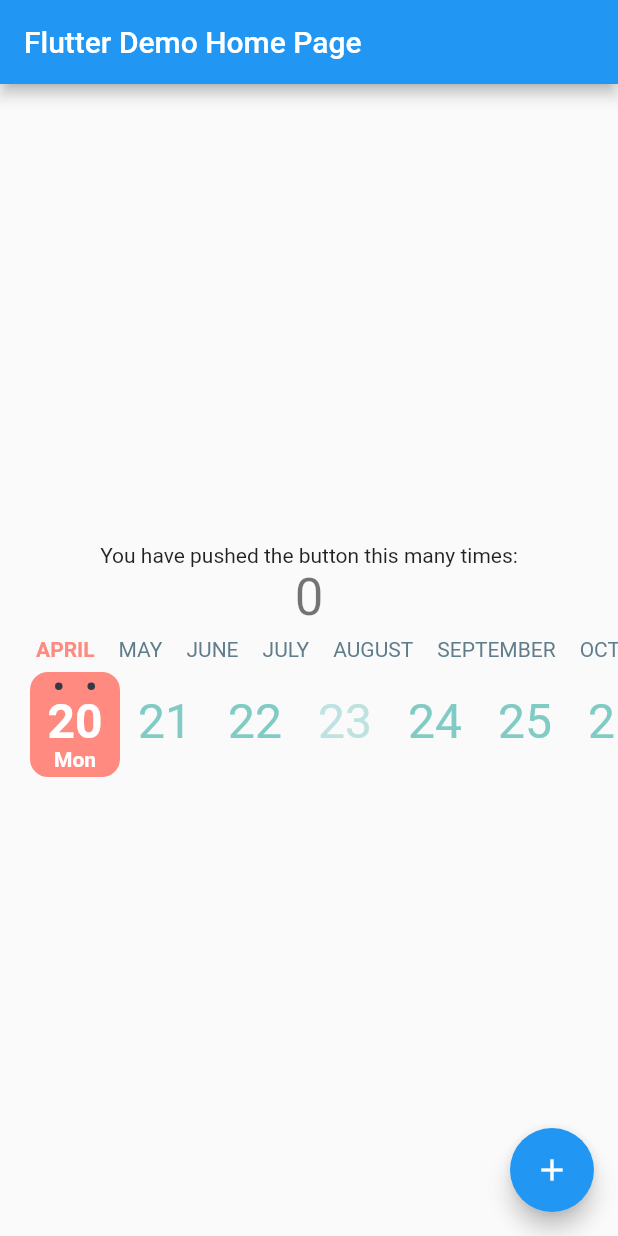
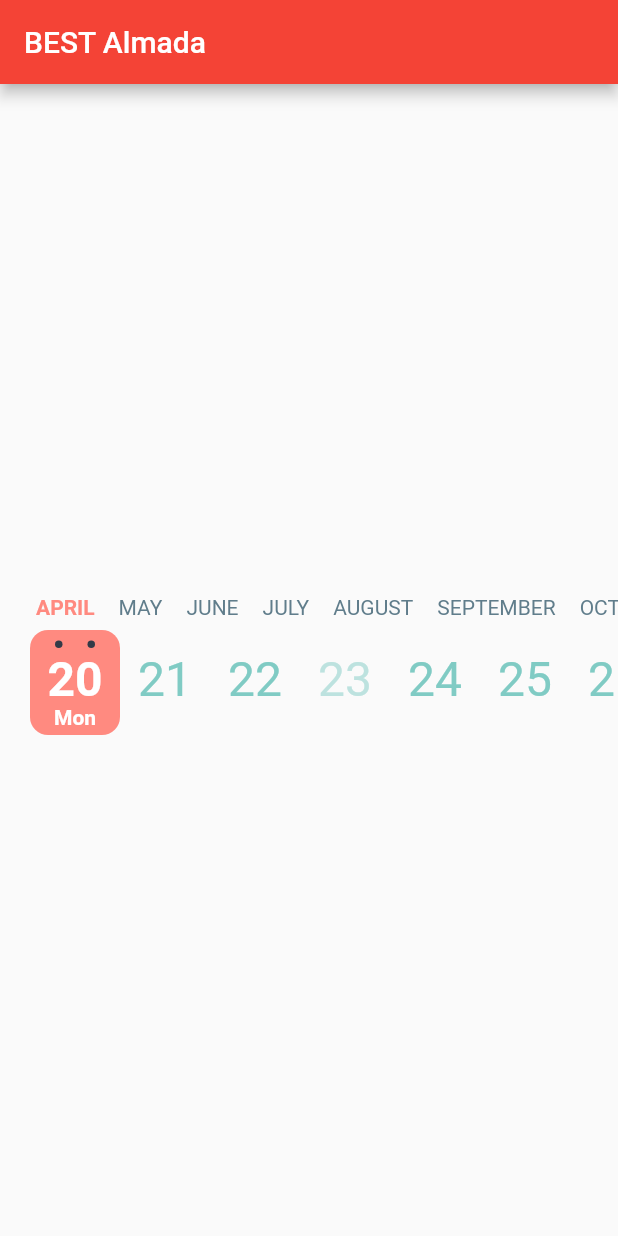
Before and after one commit to BEST-ALMADA/EBEC-APP-FRONTEND, a Flutter app: the screen it shows after launch, on a phone screen of 412 x 824 dp. Run offline on Flutter 3.47's test engine with Material 2 defaults, Android fonts, the phone set to English and light mode, and no system bars; drawn by our look-alikes of scrollable_positioned_list.

Commit message:
Dia 29 - Parte 1

```diff
--- /dev/null
+++ b/lib/Screen/homePage.dart
@@ -0,0 +1,76 @@
+import 'package:flutter/material.dart';
+import '../calendar_timeline.dart';
+
+class MyHomePage extends StatefulWidget {
+  const MyHomePage({Key? key, required this.title}) : super(key: key);
+
+  // This widget is the home page of your application. It is stateful, meaning
+  // that it has a State object (defined below) that contains fields that affect
+  // how it looks.
+
+  // This class is the configuration for the state. It holds the values (in this
+  // case the title) provided by the parent (in this case the App widget) and
+  // used by the build method of the State. Fields in a Widget subclass are
+  // always marked "final".
+
+  final String title;
+
+  @override
+  State<MyHomePage> createState() => _MyHomePageState();
+}
+
+class _MyHomePageState extends State<MyHomePage> {
+  @override
+  Widget build(BuildContext context) {
+    // This method is rerun every time setState is called, for instance as done
+    // by the _incrementCounter method above.
+    //
+    // The Flutter framework has been optimized to make rerunning build methods
+    // fast, so that you can just rebuild anything that needs updating rather
+    // than having to individually change instances of widgets.
+    return Scaffold(
+      appBar: AppBar(
+        // Here we take the value from the MyHomePage object that was created by
+        // the App.build method, and use it to set our appbar title.
+        title: Text(widget.title),
+      ),
+      body: Center(
+        // Center is a layout widget. It takes a single child and positions it
+        // in the middle of the parent.
+        child: Column(
+          // Column is also a layout widget. It takes a list of children and
+          // arranges them vertically. By default, it sizes itself to fit its
+          // children horizontally, and tries to be as tall as its parent.
+          //
+          // Invoke "debug painting" (press "p" in the console, choose the
+          // "Toggle Debug Paint" action from the Flutter Inspector in Android
+          // Studio, or the "Toggle Debug Paint" command in Visual Studio Code)
+          // to see the wireframe for each widget.
+          //
+          // Column has various properties to control how it sizes itself and
+          // how it positions its children. Here we use mainAxisAlignment to
+          // center the children vertically; the main axis here is the vertical
+          // axis because Columns are vertical (the cross axis would be
+          // horizontal).
+          mainAxisAlignment: MainAxisAlignment.center,
+          children: <Widget>[
+            CalendarTimeline(
+              initialDate: DateTime(2020, 4, 20),
+              firstDate: DateTime(2019, 1, 15),
+              lastDate: DateTime(2020, 11, 20),
+              onDateSelected: (date) => print(date),
+              leftMargin: 20,
+              monthColor: Colors.blueGrey,
+              dayColor: Colors.teal[200],
+              activeDayColor: Colors.white,
+              activeBackgroundDayColor: Colors.redAccent[100],
+              dotsColor: Color(0xFF333A47),
+              selectableDayPredicate: (date) => date.day != 23,
+              locale: 'en_ISO',
+            ),
+          ],
+        ),
+      ),
+    );
+  }
+}
--- a/lib/Widgets/likeButton.dart
+++ b/lib/Widgets/likeButton.dart
@@ -1,10 +1,6 @@
 import 'package:flutter/material.dart';
 
 /// Flutter code sample for [IconButton] with toggle feature.
-
-void main() {
-  runApp(const IconButtonToggleApp());
-}
 
 class IconButtonToggleApp extends StatelessWidget {
   const IconButtonToggleApp({super.key});
--- a/lib/main.dart
+++ b/lib/main.dart
@@ -1,6 +1,6 @@
 import 'package:flutter/material.dart';
 
-import 'calendar_timeline.dart';
+import 'Screen/homePage.dart';
 
 void main() {
   runApp(const MyApp());
@@ -13,119 +13,10 @@ class MyApp extends StatelessWidget {
   @override
   Widget build(BuildContext context) {
     return MaterialApp(
-      title: 'Flutter Demo',
       theme: ThemeData(
-        // This is the theme of your application.
-        //
-        // Try running your application with "flutter run". You'll see the
-        // application has a blue toolbar. Then, without quitting the app, try
-        // changing the primarySwatch below to Colors.green and then invoke
-        // "hot reload" (press "r" in the console where you ran "flutter run",
-        // or simply save your changes to "hot reload" in a Flutter IDE).
-        // Notice that the counter didn't reset back to zero; the application
-        // is not restarted.
-        primarySwatch: Colors.blue,
+        primarySwatch: Colors.red,
       ),
-      home: const MyHomePage(title: 'Flutter Demo Home Page'),
+      home: const MyHomePage(title: 'BEST Almada'),
     );
   }
 }
-
-class MyHomePage extends StatefulWidget {
-  const MyHomePage({Key? key, required this.title}) : super(key: key);
-
-  // This widget is the home page of your application. It is stateful, meaning
-  // that it has a State object (defined below) that contains fields that affect
-  // how it looks.
-
-  // This class is the configuration for the state. It holds the values (in this
-  // case the title) provided by the parent (in this case the App widget) and
-  // used by the build method of the State. Fields in a Widget subclass are
-  // always marked "final".
-
-  final String title;
-
-  @override
-  State<MyHomePage> createState() => _MyHomePageState();
-}
-
-class _MyHomePageState extends State<MyHomePage> {
-  int _counter = 0;
-
-  void _incrementCounter() {
-    setState(() {
-      // This call to setState tells the Flutter framework that something has
-      // changed in this State, which causes it to rerun the build method below
-      // so that the display can reflect the updated values. If we changed
-      // _counter without calling setState(), then the build method would not be
-      // called again, and so nothing would appear to happen.
-      _counter++;
-    });
-  }
-
-  @override
-  Widget build(BuildContext context) {
-    // This method is rerun every time setState is called, for instance as done
-    // by the _incrementCounter method above.
-    //
-    // The Flutter framework has been optimized to make rerunning build methods
-    // fast, so that you can just rebuild anything that needs updating rather
-    // than having to individually change instances of widgets.
-    return Scaffold(
-      appBar: AppBar(
-        // Here we take the value from the MyHomePage object that was created by
-        // the App.build method, and use it to set our appbar title.
-        title: Text(widget.title),
-      ),
-      body: Center(
-        // Center is a layout widget. It takes a single child and positions it
-        // in the middle of the parent.
-        child: Column(
-          // Column is also a layout widget. It takes a list of children and
-          // arranges them vertically. By default, it sizes itself to fit its
-          // children horizontally, and tries to be as tall as its parent.
-          //
-          // Invoke "debug painting" (press "p" in the console, choose the
-          // "Toggle Debug Paint" action from the Flutter Inspector in Android
-          // Studio, or the "Toggle Debug Paint" command in Visual Studio Code)
-          // to see the wireframe for each widget.
-          //
-          // Column has various properties to control how it sizes itself and
-          // how it positions its children. Here we use mainAxisAlignment to
-          // center the children vertically; the main axis here is the vertical
-          // axis because Columns are vertical (the cross axis would be
-          // horizontal).
-          mainAxisAlignment: MainAxisAlignment.center,
-          children: <Widget>[
-            const Text(
-              'You have pushed the button this many times:',
-            ),
-            Text(
-              '$_counter',
-              style: Theme.of(context).textTheme.headlineMedium,
-            ),
-            CalendarTimeline(
-              initialDate: DateTime(2020, 4, 20),
-              firstDate: DateTime(2019, 1, 15),
-              lastDate: DateTime(2020, 11, 20),
-              onDateSelected: (date) => print(date),
-              leftMargin: 20,
-              monthColor: Colors.blueGrey,
-              dayColor: Colors.teal[200],
-              activeDayColor: Colors.white,
-              activeBackgroundDayColor: Colors.redAccent[100],
-              dotsColor: Color(0xFF333A47),
-              selectableDayPredicate: (date) => date.day != 23,
-              locale: 'en_ISO',
-            ),
-          ],
-        ),
-      ),
-      floatingActionButton: FloatingActionButton(
-        onPressed: _incrementCounter,
-        tooltip: 'Increment',
-        child: const Icon(Icons.add),
-      ), // This trailing comma makes auto-formatting nicer for build methods.
-    );
-  }
-}
```
Also changed, not shown: lib/Screen/logIn.dart (renamed from lib/Pages/logIn.dart), lib/Screen/mainPage.dart (renamed from lib/Pages/mainPage.dart).
